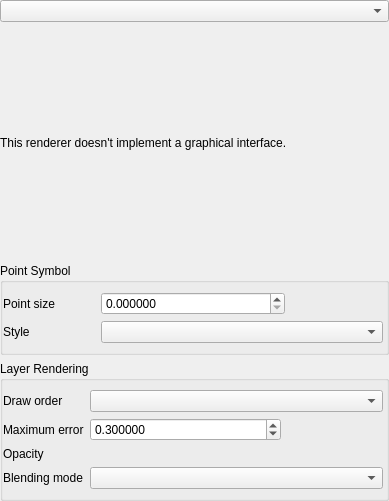
The window that src/ui/pointcloud/qgspointcloudrendererpropsdialogbase.ui (nextgis/nextgisqgis) describes before a commit, drawn with Qt 5.
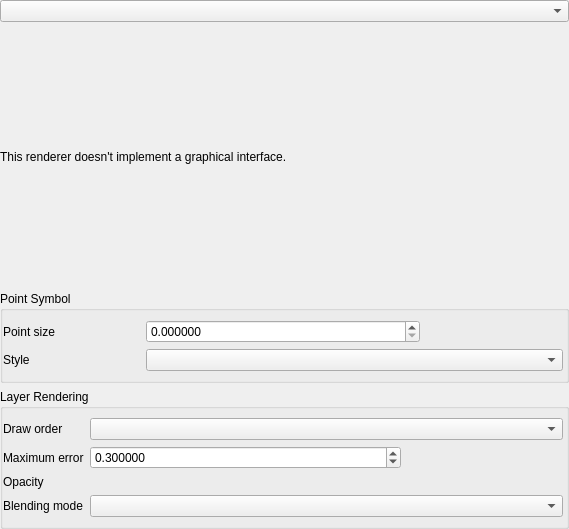
The same window after the commit. Custom widgets are drawn as their Qt base class.

The edit to the form file:
```diff
--- a/src/ui/pointcloud/qgspointcloudrendererpropsdialogbase.ui
+++ b/src/ui/pointcloud/qgspointcloudrendererpropsdialogbase.ui
@@ -6,8 +6,8 @@
    <rect>
     <x>0</x>
     <y>0</y>
-    <width>389</width>
-    <height>501</height>
+    <width>569</width>
+    <height>529</height>
    </rect>
   </property>
   <property name="windowTitle">
```
Left out of the diff: 103 changed lines with no effect on the pictures.
